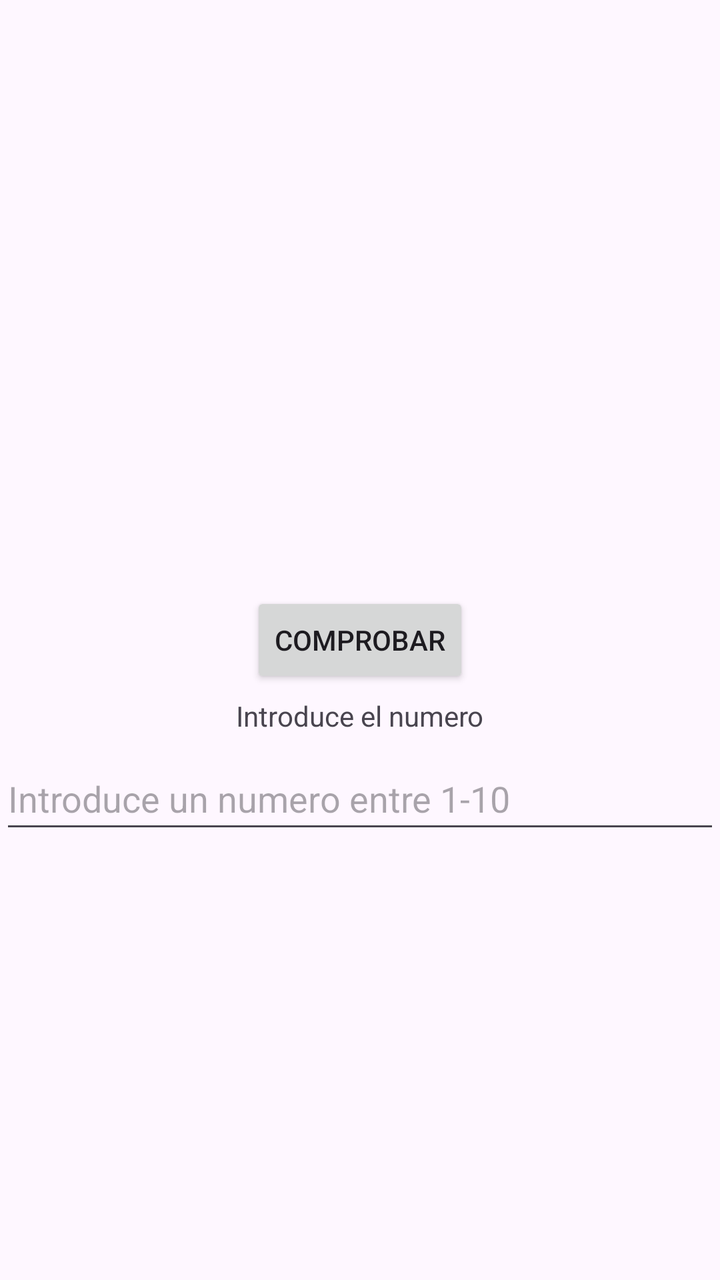
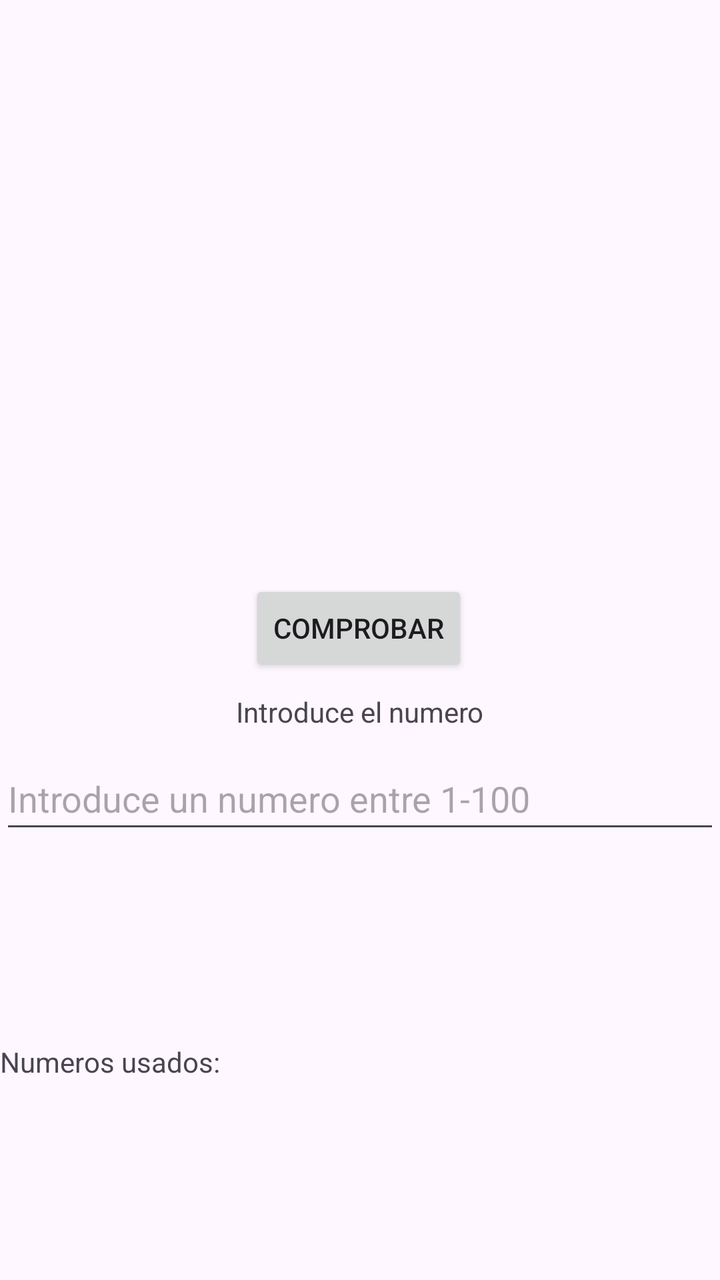

Screens rendered from an Android XML layout before and after an edit, with the pre-edit source and the edit as a unified diff.
<!-- AndroidManifest.xml: application theme Theme.MyApplication -->
<!-- res/layout/activity_main.xml -->
<?xml version="1.0" encoding="utf-8"?>
<androidx.constraintlayout.widget.ConstraintLayout xmlns:android="http://schemas.android.com/apk/res/android"
    xmlns:app="http://schemas.android.com/apk/res-auto"
    xmlns:tools="http://schemas.android.com/tools"
    android:id="@+id/main"
    android:layout_width="match_parent"
    android:layout_height="match_parent"
    tools:context=".MainActivity">

    <TextView
        android:id="@+id/textView"
        android:layout_width="wrap_content"
        android:layout_height="wrap_content"
        android:text="Introduce el numero"
        app:layout_constraintBottom_toBottomOf="parent"
        app:layout_constraintEnd_toEndOf="parent"
        app:layout_constraintStart_toStartOf="parent"
        app:layout_constraintTop_toTopOf="parent"
        app:layout_constraintVertical_bias="0.561" />

    <Button
        android:id="@+id/buttonToast"
        android:layout_width="wrap_content"
        android:layout_height="wrap_content"
        android:text="Comprobar"
        app:layout_constraintBottom_toBottomOf="parent"
        app:layout_constraintEnd_toEndOf="parent"
        app:layout_constraintStart_toStartOf="parent"
        app:layout_constraintTop_toTopOf="parent" />

    <EditText
        android:id="@+id/getNumberInput"
        android:layout_width="0dp"
        android:layout_height="wrap_content"
        android:ems="10"
        android:hint="Introduce un numero entre 1-10"
        android:textAlignment="center"
        android:inputType="number"
        android:minHeight="48dp"
        app:layout_constraintBottom_toBottomOf="parent"
        app:layout_constraintEnd_toEndOf="parent"
        app:layout_constraintHorizontal_bias="0.497"
        app:layout_constraintStart_toStartOf="parent"
        app:layout_constraintTop_toTopOf="parent"
        app:layout_constraintVertical_bias="0.631" />

</androidx.constraintlayout.widget.ConstraintLayout>
<!-- resources referenced by this layout -->
<resources>
  <style name="Theme.MyApplication" parent="Base.Theme.MyApplication" />
  <style name="Base.Theme.MyApplication" parent="Theme.Material3.DayNight.NoActionBar">
          
          
      </style>
</resources>

<!-- the commit's change to res/layout/activity_main.xml (unified diff, before → after) -->
@@ -12,28 +12,29 @@
         android:layout_width="wrap_content"
         android:layout_height="wrap_content"
         android:text="Introduce el numero"
-        app:layout_constraintBottom_toBottomOf="parent"
+        app:layout_constraintBottom_toTopOf="@+id/getNumberInput"
         app:layout_constraintEnd_toEndOf="parent"
         app:layout_constraintStart_toStartOf="parent"
-        app:layout_constraintTop_toTopOf="parent"
-        app:layout_constraintVertical_bias="0.561" />
+        app:layout_constraintTop_toBottomOf="@+id/buttonToast" />
 
     <Button
         android:id="@+id/buttonToast"
         android:layout_width="wrap_content"
         android:layout_height="wrap_content"
         android:text="Comprobar"
-        app:layout_constraintBottom_toBottomOf="parent"
+        app:layout_constraintBottom_toTopOf="@+id/getNumberInput"
         app:layout_constraintEnd_toEndOf="parent"
+        app:layout_constraintHorizontal_bias="0.498"
         app:layout_constraintStart_toStartOf="parent"
-        app:layout_constraintTop_toTopOf="parent" />
+        app:layout_constraintTop_toTopOf="parent"
+        app:layout_constraintVertical_bias="0.89" />
 
     <EditText
         android:id="@+id/getNumberInput"
         android:layout_width="0dp"
         android:layout_height="wrap_content"
         android:ems="10"
-        android:hint="Introduce un numero entre 1-10"
+        android:hint="Introduce un numero entre 1-100"
         android:textAlignment="center"
         android:inputType="number"
         android:minHeight="48dp"
@@ -44,4 +45,14 @@
         app:layout_constraintTop_toTopOf="parent"
         app:layout_constraintVertical_bias="0.631" />
 
+    <TextView
+        android:id="@+id/textViewContador"
+        android:layout_width="0dp"
+        android:layout_height="wrap_content"
+        android:text="Numeros usados: "
+        app:layout_constraintBottom_toBottomOf="parent"
+        app:layout_constraintEnd_toEndOf="parent"
+        app:layout_constraintStart_toStartOf="parent"
+        app:layout_constraintTop_toBottomOf="@+id/getNumberInput" />
+
 </androidx.constraintlayout.widget.ConstraintLayout>
